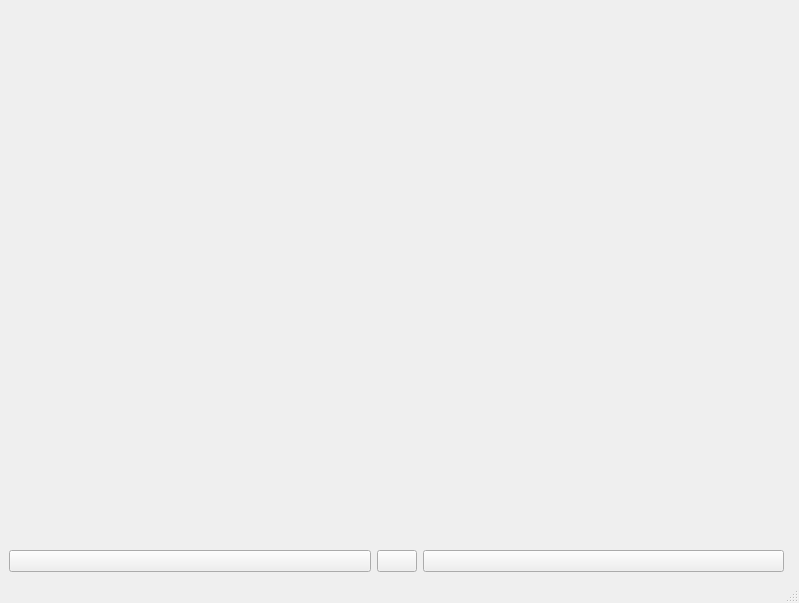
Above: frontend/mobile/mainwindow.ui from SunRise757/RemoteTouchpad before the change. Below: the same form after it.
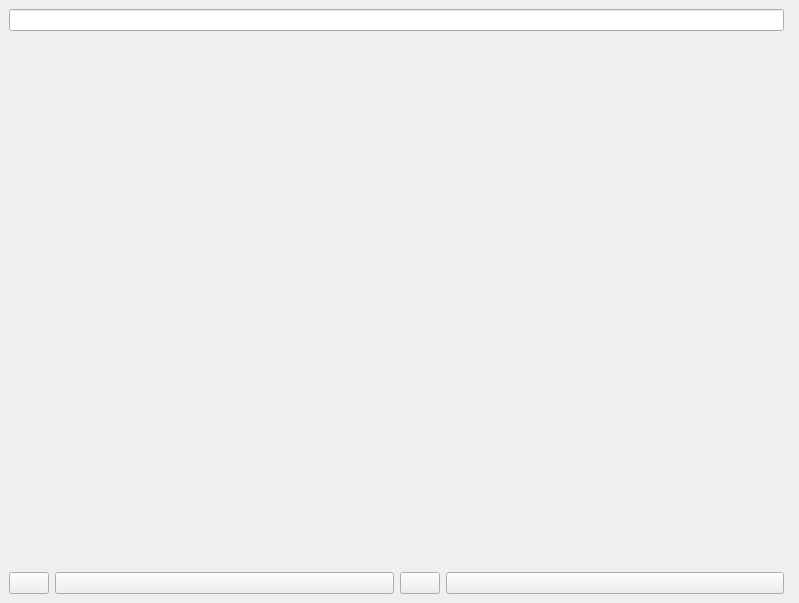
That is the form after the change. Icons and pictures are not drawn. Custom widgets are drawn as their Qt base class.

Commit message: Added keyboard input + Small refactoring (separated large main functions into multiple files)

Patch:
```diff
--- a/frontend/mobile/mainwindow.ui
+++ b/frontend/mobile/mainwindow.ui
@@ -19,7 +19,10 @@
   <widget class="QWidget" name="centralwidget">
    <layout class="QHBoxLayout" name="horizontalLayout">
     <item>
-     <layout class="QVBoxLayout" name="verticalLayout" stretch="0,0">
+     <layout class="QVBoxLayout" name="verticalLayout" stretch="0,1,0">
+      <item>
+       <widget class="QLineEdit" name="lineEdit"/>
+      </item>
       <item>
        <spacer name="verticalSpacer">
         <property name="orientation">
@@ -34,7 +37,17 @@
        </spacer>
       </item>
       <item>
-       <layout class="QHBoxLayout" name="mouseButtonsLayout" stretch="10,1,10">
+       <layout class="QHBoxLayout" name="mouseButtonsLayout" stretch="1,10,1,10">
+        <item>
+         <widget class="QPushButton" name="openKeyboard">
+          <property name="text">
+           <string/>
+          </property>
+          <property name="icon">
+           <iconset theme="QIcon::ThemeIcon::InputKeyboard"/>
+          </property>
+         </widget>
+        </item>
         <item>
          <widget class="QPushButton" name="buttonLeftClick">
           <property name="sizePolicy">
@@ -96,7 +109,6 @@
     <bool>false</bool>
    </property>
   </widget>
-  <widget class="QStatusBar" name="statusbar"/>
  </widget>
  <customwidgets>
   <customwidget>
```
The commit also changes 10 other files.
